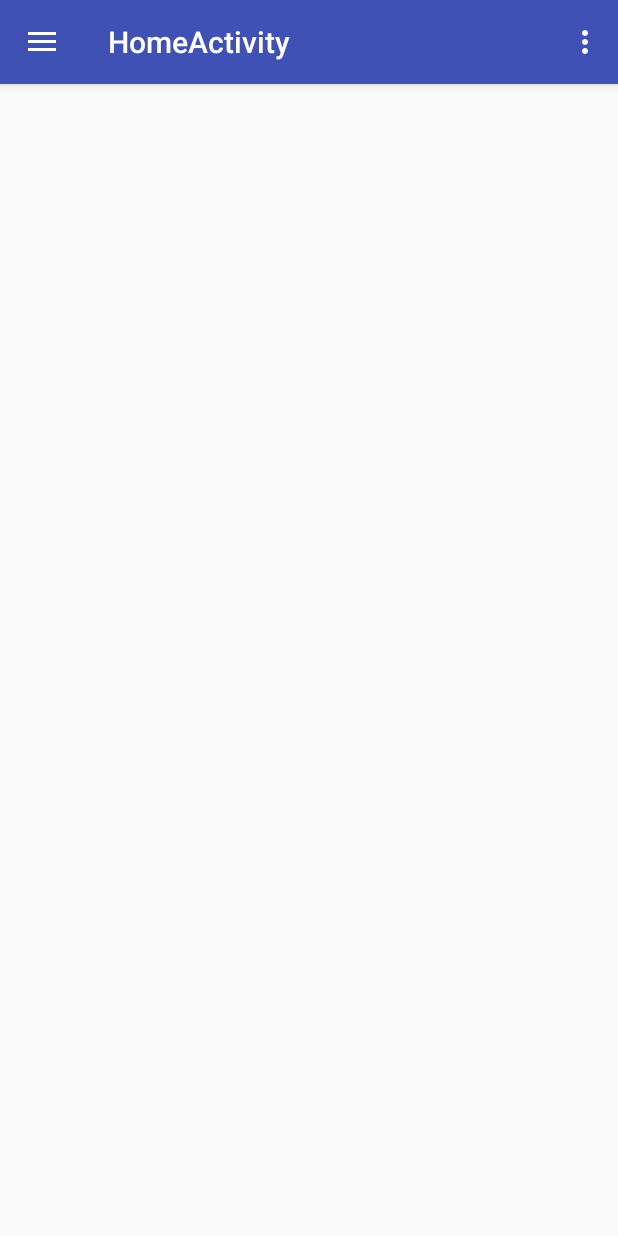
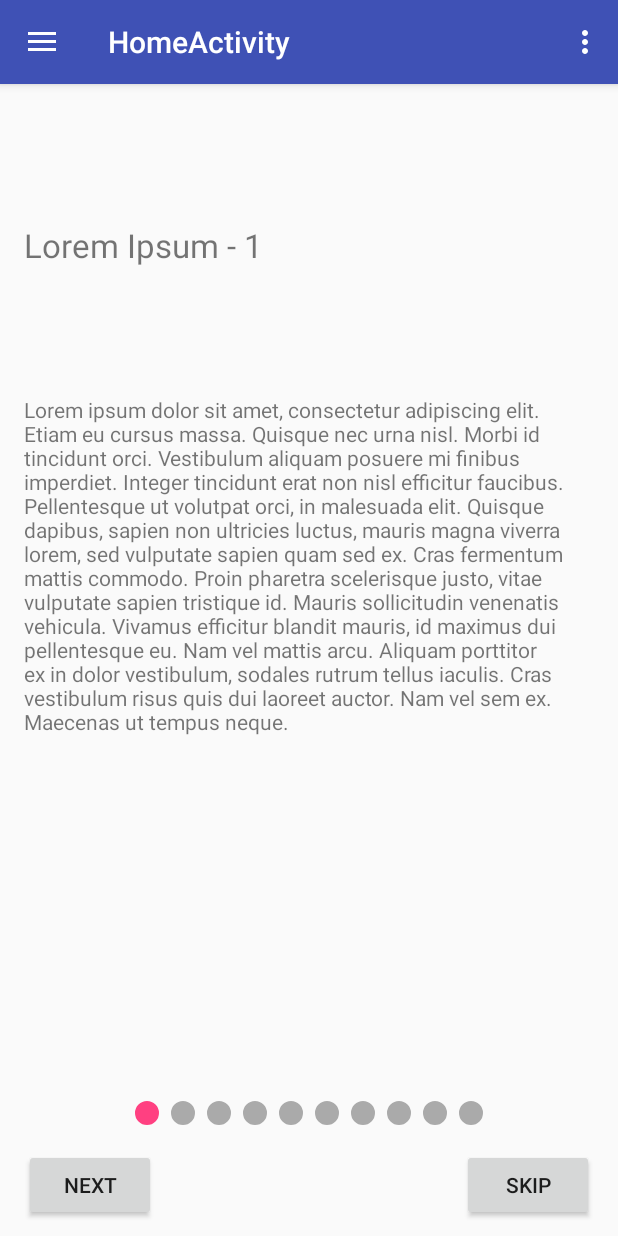
Before and after one commit to 5abarinath/phonemate, an Android app: the screen it shows after launch (HomeActivity), on a phone screen of 412 x 824 dp. Run offline under Robolectric (Android 15) with nearby library versions, the phone set to English and light mode, and no system bars.

Commit message:
Create QuestionnaireFragment, dynamic questionFragmentPages

```diff
--- a/app/src/main/java/com/droidbots/phonemate/HomeActivity.java
+++ b/app/src/main/java/com/droidbots/phonemate/HomeActivity.java
@@ -13,10 +13,10 @@ import android.view.Menu;
 import android.view.MenuItem;
 
 public class HomeActivity extends AppCompatActivity
-        implements NavigationView.OnNavigationItemSelectedListener, HomeFragment.OnFragmentInteractionListener,
+        implements NavigationView.OnNavigationItemSelectedListener, QuestionnaireFragment.OnFragmentInteractionListener,
         PrivacyFragment.OnFragmentInteractionListener, ProfileFragment.OnFragmentInteractionListener,
         RecommendationFragment.OnFragmentInteractionListener, SettingsFragment.OnFragmentInteractionListener,
-        FeedbackFragment.OnFragmentInteractionListener{
+        FeedbackFragment.OnFragmentInteractionListener, HomeFragment.OnFragmentInteractionListener{
 
     NavigationView navigationView;
 
@@ -35,6 +35,15 @@ public class HomeActivity extends AppCompatActivity
 
         navigationView = findViewById(R.id.nav_view);
         navigationView.setNavigationItemSelectedListener(this);
+        navigationView.getMenu().getItem(0).setChecked(true);
+
+        getSupportFragmentManager().beginTransaction()
+                .replace(R.id.content_home, HomeFragment.newInstance())
+                .commit();
+        getSupportFragmentManager().beginTransaction()
+                .replace(R.id.content_home, QuestionnaireFragment.newInstance())
+                .addToBackStack(null)
+                .commit();
     }
 
     @Override
@@ -79,6 +88,7 @@ public class HomeActivity extends AppCompatActivity
         boolean isFragment = true;
         if (id == R.id.nav_home) {
             fragment = HomeFragment.newInstance();
+            //TODO shared preference
         } else if (id == R.id.nav_profile) {
             fragment = ProfileFragment.newInstance();
         } else if (id == R.id.nav_recommendation) {
@@ -88,13 +98,12 @@ public class HomeActivity extends AppCompatActivity
         } else if (id == R.id.nav_settings) {
             fragment = SettingsFragment.newInstance();
         } else if (id == R.id.nav_privacy) {
-            fragment = ProfileFragment.newInstance();
+            fragment = PrivacyFragment.newInstance();
         }
 
         if(isFragment) {
             getSupportFragmentManager().beginTransaction()
                     .replace(R.id.content_home, fragment)
-                    .addToBackStack(null)
                     .commit();
         }
 
--- a/app/src/main/java/com/droidbots/phonemate/HomeFragment.java
+++ b/app/src/main/java/com/droidbots/phonemate/HomeFragment.java
@@ -3,30 +3,22 @@ package com.droidbots.phonemate;
 import android.content.Context;
 import android.net.Uri;
 import android.os.Bundle;
-import android.support.design.widget.TabLayout;
 import android.support.v4.app.Fragment;
-import android.support.v4.view.PagerAdapter;
-import android.support.v4.view.ViewPager;
 import android.view.LayoutInflater;
 import android.view.View;
 import android.view.ViewGroup;
 
+/**
+ * Created by sabari on 28/1/18.
+ */
 
-/**
- * A simple {@link Fragment} subclass.
- * Activities that contain this fragment must implement the
- * {@link HomeFragment.OnFragmentInteractionListener} interface
- * to handle interaction events.
- * Use the {@link HomeFragment#newInstance} factory method to
- * create an instance of this fragment.
- */
 public class HomeFragment extends Fragment {
-
-    private OnFragmentInteractionListener mListener;
+    private HomeFragment.OnFragmentInteractionListener mListener;
 
     public HomeFragment() {
         // Required empty public constructor
     }
+
 
     public static HomeFragment newInstance() {
         HomeFragment fragment = new HomeFragment();
@@ -42,17 +34,7 @@ public class HomeFragment extends Fragment {
     public View onCreateView(LayoutInflater inflater, ViewGroup container,
                              Bundle savedInstanceState) {
         // Inflate the layout for this fragment
-        View result = inflater.inflate(R.layout.fragment_home, container, false);
-        ViewPager pager = (ViewPager) result.findViewById(R.id.pagerName);
-        pager.setAdapter(buildAdapter());
-
-        TabLayout tabLayout = (TabLayout) result.findViewById(R.id.tab_layout);
-        tabLayout.setupWithViewPager(pager, true);
-        return result;
-    }
-
-    private PagerAdapter buildAdapter() {
-        return(new QuestionSlidePagerAdapter(getChildFragmentManager()));
+        return inflater.inflate(R.layout.fragment_home, container, false);
     }
 
     // TODO: Rename method, update argument and hook method into UI event
@@ -65,8 +47,8 @@ public class HomeFragment extends Fragment {
     @Override
     public void onAttach(Context context) {
         super.onAttach(context);
-        if (context instanceof OnFragmentInteractionListener) {
-            mListener = (OnFragmentInteractionListener) context;
+        if (context instanceof HomeFragment.OnFragmentInteractionListener) {
+            mListener = (HomeFragment.OnFragmentInteractionListener) context;
         } else {
             throw new RuntimeException(context.toString()
                     + " must implement OnFragmentInteractionListener");
--- a/app/src/main/java/com/droidbots/phonemate/QuestionSlideFragment.java
+++ b/app/src/main/java/com/droidbots/phonemate/QuestionSlideFragment.java
@@ -5,12 +5,32 @@ import android.support.v4.app.Fragment;
 import android.view.LayoutInflater;
 import android.view.View;
 import android.view.ViewGroup;
+import android.widget.TextView;
 
 /**
  * Created by sabari on 27/1/18.
  */
 
 public class QuestionSlideFragment extends Fragment {
+    private int mPageNumber;
+    private TextView tv_questionTitle;
+
+    public QuestionSlideFragment() {
+    }
+
+    public static QuestionSlideFragment create(int pageNumber) {
+        QuestionSlideFragment fragment = new QuestionSlideFragment();
+        Bundle args = new Bundle();
+        args.putInt("page", pageNumber);
+        fragment.setArguments(args);
+        return fragment;
+    }
+
+    @Override
+    public void onCreate(Bundle savedInstanceState) {
+        super.onCreate(savedInstanceState);
+        mPageNumber = getArguments().getInt("page");
+    }
 
     @Override
     public View onCreateView(LayoutInflater inflater, ViewGroup container,
@@ -18,6 +38,8 @@ public class QuestionSlideFragment extends Fragment {
         ViewGroup rootView = (ViewGroup) inflater.inflate(
                 R.layout.fragment_question_viewpager, container, false);
 
+        tv_questionTitle = (TextView) rootView.findViewById(R.id.questionTitle);
+        tv_questionTitle.append(" - " + (mPageNumber + 1));
         return rootView;
     }
 }
--- a/app/src/main/java/com/droidbots/phonemate/QuestionSlidePagerAdapter.java
+++ b/app/src/main/java/com/droidbots/phonemate/QuestionSlidePagerAdapter.java
@@ -9,17 +9,20 @@ import android.support.v4.app.FragmentStatePagerAdapter;
  */
 
 public class QuestionSlidePagerAdapter extends FragmentStatePagerAdapter {
+    private int NUM_PAGES;
+
     public QuestionSlidePagerAdapter(FragmentManager fm) {
         super(fm);
+        NUM_PAGES = 10;
     }
 
     @Override
     public Fragment getItem(int position) {
-        return new QuestionSlideFragment();
+        return QuestionSlideFragment.create(position);
     }
 
     @Override
     public int getCount() {
-        return 10;
+        return NUM_PAGES;
     }
 }
--- /dev/null
+++ b/app/src/main/java/com/droidbots/phonemate/QuestionnaireFragment.java
@@ -0,0 +1,119 @@
+package com.droidbots.phonemate;
+
+import android.content.Context;
+import android.net.Uri;
+import android.os.Bundle;
+import android.support.design.widget.TabLayout;
+import android.support.v4.app.Fragment;
+import android.support.v4.view.PagerAdapter;
+import android.support.v4.view.ViewPager;
+import android.view.LayoutInflater;
+import android.view.View;
+import android.view.ViewGroup;
+import android.widget.Button;
+
+
+/**
+ * A simple {@link Fragment} subclass.
+ * Activities that contain this fragment must implement the
+ * {@link QuestionnaireFragment.OnFragmentInteractionListener} interface
+ * to handle interaction events.
+ * Use the {@link QuestionnaireFragment#newInstance} factory method to
+ * create an instance of this fragment.
+ */
+public class QuestionnaireFragment extends Fragment {
+
+    private OnFragmentInteractionListener mListener;
+    private Button nextPageBtn, skipBtn;
+    private ViewPager pager;
+    private TabLayout tabLayout;
+
+    public QuestionnaireFragment() {
+        // Required empty public constructor
+    }
+
+    public static QuestionnaireFragment newInstance() {
+        QuestionnaireFragment fragment = new QuestionnaireFragment();
+        return fragment;
+    }
+
+    @Override
+    public void onCreate(Bundle savedInstanceState) {
+        super.onCreate(savedInstanceState);
+    }
+
+    //TODO handle onBackPressed for viewpager
+
+    @Override
+    public View onCreateView(LayoutInflater inflater, ViewGroup container,
+                             Bundle savedInstanceState) {
+        // Inflate the layout for this fragment
+        View result = inflater.inflate(R.layout.fragment_questionnaire, container, false);
+        pager = (ViewPager) result.findViewById(R.id.pagerName);
+        pager.setAdapter(buildAdapter());
+
+        tabLayout = (TabLayout) result.findViewById(R.id.tab_layout);
+        tabLayout.setupWithViewPager(pager, true);
+
+        nextPageBtn = (Button) result.findViewById(R.id.btnNext);
+        nextPageBtn.setOnClickListener(new View.OnClickListener() {
+            @Override
+            public void onClick(View v) {
+                pager.setCurrentItem(pager.getCurrentItem() + 1, true);
+            }
+        });
+
+        skipBtn = (Button) result.findViewById(R.id.btnSkip);
+        skipBtn.setOnClickListener(new View.OnClickListener() {
+            @Override
+            public void onClick(View v) {
+                getActivity().onBackPressed();
+            }
+        });
+
+        return result;
+    }
+
+    private PagerAdapter buildAdapter() {
+        return(new QuestionSlidePagerAdapter(getChildFragmentManager()));
+    }
+
+    // TODO: Rename method, update argument and hook method into UI event
+    public void onButtonPressed(Uri uri) {
+        if (mListener != null) {
+            mListener.onFragmentInteraction(uri);
+        }
+    }
+
+    @Override
+    public void onAttach(Context context) {
+        super.onAttach(context);
+        if (context instanceof OnFragmentInteractionListener) {
+            mListener = (OnFragmentInteractionListener) context;
+        } else {
+            throw new RuntimeException(context.toString()
+                    + " must implement OnFragmentInteractionListener");
+        }
+    }
+
+    @Override
+    public void onDetach() {
+        super.onDetach();
+        mListener = null;
+    }
+
+    /**
+     * This interface must be implemented by activities that contain this
+     * fragment to allow an interaction in this fragment to be communicated
+     * to the activity and potentially other fragments contained in that
+     * activity.
+     * <p>
+     * See the Android Training lesson <a href=
+     * "http://developer.android.com/training/basics/fragments/communicating.html"
+     * >Communicating with Other Fragments</a> for more information.
+     */
+    public interface OnFragmentInteractionListener {
+        // TODO: Update argument type and name
+        void onFragmentInteraction(Uri uri);
+    }
+}
--- /dev/null
+++ b/app/src/main/res/layout/fragment_questionnaire.xml
@@ -0,0 +1,47 @@
+<RelativeLayout xmlns:android="http://schemas.android.com/apk/res/android"
+    xmlns:tools="http://schemas.android.com/tools"
+    android:layout_width="match_parent"
+    android:layout_height="match_parent"
+    xmlns:app="http://schemas.android.com/apk/res-auto"
+    tools:context="com.droidbots.phonemate.QuestionnaireFragment">
+
+    <android.support.v4.view.ViewPager
+        android:layout_width="match_parent"
+        android:layout_height="match_parent"
+        android:id="@+id/pagerName"/>
+
+    <android.support.design.widget.TabLayout
+        android:layout_width="match_parent"
+        android:layout_height="wrap_content"
+        android:layout_above="@id/btnNext"
+        android:layout_marginLeft="16dp"
+        android:layout_marginRight="16dp"
+        android:id="@+id/tab_layout"
+        app:tabBackground="@drawable/tab_selector"
+        app:tabGravity="center"
+        app:tabIndicatorHeight="0dp"/>
+
+    <Button
+        android:layout_width="wrap_content"
+        android:layout_height="wrap_content"
+        android:text="NEXT"
+        android:layout_alignParentLeft="true"
+        android:layout_alignParentStart="true"
+        android:layout_alignParentBottom="true"
+        android:layout_marginLeft="16dp"
+        android:layout_marginStart="16dp"
+        android:layout_marginBottom="10dp"
+        android:id="@+id/btnNext"/>
+
+    <Button
+        android:layout_width="wrap_content"
+        android:layout_height="wrap_content"
+        android:text="SKIP"
+        android:layout_alignParentRight="true"
+        android:layout_alignParentEnd="true"
+        android:layout_alignParentBottom="true"
+        android:layout_marginRight="16dp"
+        android:layout_marginEnd="16dp"
+        android:layout_marginBottom="10dp"
+        android:id="@+id/btnSkip"/>
+</RelativeLayout>
```
Also changed, not shown: app/src/main/res/layout/fragment_home.xml (+8 -26 lines), app/src/main/res/layout/fragment_question_viewpager.xml (+2 -24 lines).
